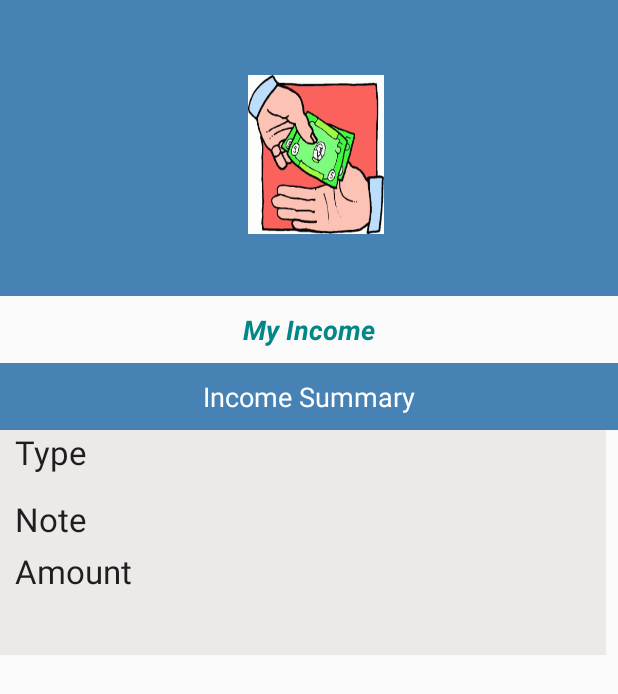
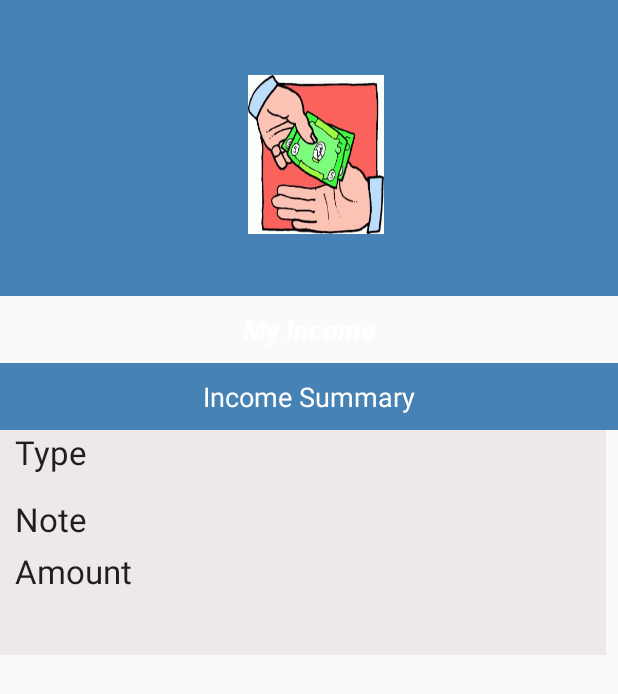
Before and after one commit to Seshmi/Seshmi-Alpha-Girls-WalletCal-Income-App-, an Android app: the layout income_data_receive.xml on its own in the app's theme, with its tools: preview values and no code run, on a phone screen of 412 x 824 dp. Shown: the top 694 px of the screen. Run offline under Robolectric (Android 15) with nearby library versions, the phone set to English and light mode, and no system bars; Roboto replaces fonts that are not available here.

Commit message:
Changed Text color

```diff
--- a/app/src/main/res/layout/activity_income_update.xml
+++ b/app/src/main/res/layout/activity_income_update.xml
@@ -54,7 +54,7 @@
 
             android:textAlignment="center"
             android:textAppearance="@style/TextAppearance.AppCompat.Medium"
-            android:textColor="@color/design_default_color_secondary_variant"
+            android:textColor="@color/design_default_color_on_primary"
             android:textStyle="bold|italic" />
 
     </RelativeLayout>
--- a/app/src/main/res/layout/add_income.xml
+++ b/app/src/main/res/layout/add_income.xml
@@ -53,7 +53,7 @@
 
             android:textAlignment="center"
             android:textAppearance="@style/TextAppearance.AppCompat.Medium"
-            android:textColor="@color/design_default_color_secondary_variant"
+            android:textColor="@color/colorPrimary"
             android:textStyle="bold|italic" />
 
     </RelativeLayout>
--- a/app/src/main/res/layout/income_data_receive.xml
+++ b/app/src/main/res/layout/income_data_receive.xml
@@ -53,7 +53,7 @@
 
             android:textAlignment="center"
             android:textAppearance="@style/TextAppearance.AppCompat.Medium"
-            android:textColor="@color/design_default_color_secondary_variant"
+            android:textColor="@color/design_default_color_on_primary"
             android:textStyle="bold|italic" />
 
     </RelativeLayout>
```
